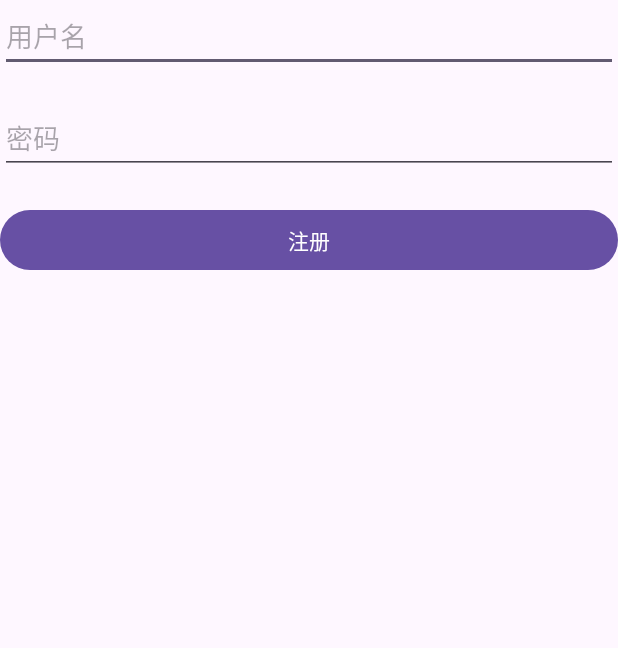
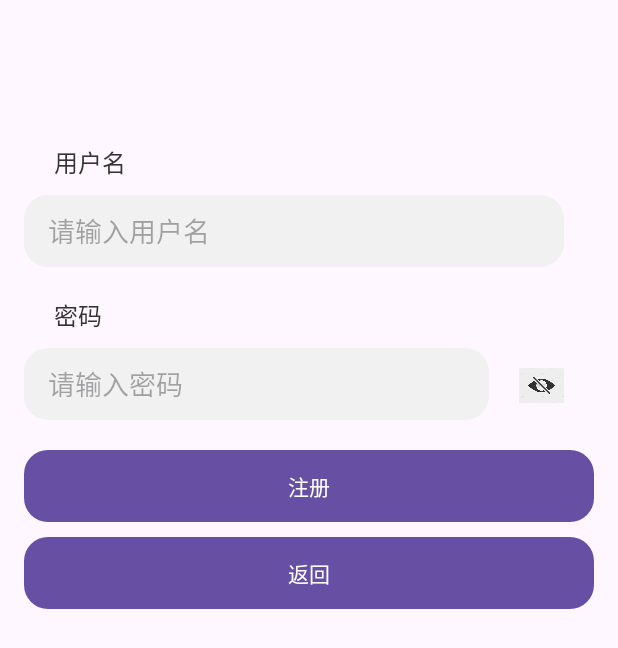
Before and after one commit to qiutf1/an-android-app-project, an Android app: the RegisterActivity screen opened directly, with no data from a screen before it, on a phone screen of 412 x 824 dp. Shown: the top 648 px of the screen. Run offline under Robolectric (Android 15) with nearby library versions, the phone set to English and light mode, and no system bars.

Commit message:
优化了注册界面，加了返回的按钮

```diff
--- a/app/src/main/java/com/example/myapp4/RegisterActivity.java
+++ b/app/src/main/java/com/example/myapp4/RegisterActivity.java
@@ -1,6 +1,7 @@
 package com.example.myapp4;
 
 import android.content.ContentValues;
+import android.content.Intent;
 import android.database.sqlite.SQLiteDatabase;
 import android.os.Bundle;
 import android.view.View;
@@ -13,7 +14,7 @@ import androidx.appcompat.app.AppCompatActivity;
 public class RegisterActivity extends AppCompatActivity {
 
     private EditText usernameEditText, passwordEditText;
-    private Button registerButton;
+    private Button registerButton, backButton;
     private DatabaseHelper dbHelper;
 
     @Override
@@ -25,6 +26,7 @@ public class RegisterActivity extends AppCompatActivity {
         usernameEditText = findViewById(R.id.usernameEditText);
         passwordEditText = findViewById(R.id.passwordEditText);
         registerButton = findViewById(R.id.registerButton);
+        backButton = findViewById(R.id.backButton);
 
         // 初始化数据库助手
         dbHelper = new DatabaseHelper(this);
@@ -53,5 +55,12 @@ public class RegisterActivity extends AppCompatActivity {
                 }
             }
         });
+
+        // 返回按钮点击事件
+        backButton.setOnClickListener(v -> {
+            Intent intent = new Intent(RegisterActivity.this, LoginActivity.class);
+            startActivity(intent);
+            finish(); // 结束当前活动
+        });
     }
 }
--- a/app/src/main/res/layout/activity_register.xml
+++ b/app/src/main/res/layout/activity_register.xml
@@ -4,35 +4,104 @@
     xmlns:tools="http://schemas.android.com/tools"
     android:layout_width="match_parent"
     android:layout_height="match_parent"
+    android:padding="16dp"
     tools:context=".RegisterActivity">
 
+    <!-- 用户名标签 -->
+    <TextView
+        android:id="@+id/usernameLabel"
+        android:layout_width="wrap_content"
+        android:layout_height="wrap_content"
+        android:text="用户名"
+        android:textSize="16sp"
+        android:textColor="#333333"
+        app:layout_constraintTop_toTopOf="parent"
+        app:layout_constraintStart_toStartOf="parent"
+        android:layout_marginTop="80dp"
+        android:layout_marginStart="20dp" />
+
+    <!-- 用户名输入框 -->
     <EditText
         android:id="@+id/usernameEditText"
         android:layout_width="0dp"
+        android:layout_height="48dp"
+        android:hint="请输入用户名"
+        android:textColor="#333333"
+        android:background="@drawable/edit_text_background"
+        android:paddingStart="16dp"
+        android:paddingEnd="16dp"
+        app:layout_constraintTop_toBottomOf="@id/usernameLabel"
+        app:layout_constraintStart_toStartOf="parent"
+        app:layout_constraintEnd_toEndOf="parent"
+        android:layout_marginTop="10dp"
+        android:layout_marginEnd="20dp" />
+
+    <!-- 密码标签 -->
+    <TextView
+        android:id="@+id/passwordLabel"
+        android:layout_width="wrap_content"
         android:layout_height="wrap_content"
-        android:hint="用户名"
-        app:layout_constraintTop_toTopOf="parent"
+        android:text="密码"
+        android:textSize="16sp"
+        android:textColor="#333333"
+        app:layout_constraintTop_toBottomOf="@id/usernameEditText"
         app:layout_constraintStart_toStartOf="parent"
-        app:layout_constraintEnd_toEndOf="parent" />
+        android:layout_marginTop="20dp"
+        android:layout_marginStart="20dp" />
 
+    <!-- 密码输入框 -->
     <EditText
         android:id="@+id/passwordEditText"
         android:layout_width="0dp"
-        android:layout_height="wrap_content"
-        android:hint="密码"
-        android:layout_marginTop="20dp"
-        app:layout_constraintTop_toBottomOf="@id/usernameEditText"
+        android:layout_height="48dp"
+        android:hint="请输入密码"
+        android:inputType="textPassword"
+        android:textColor="#333333"
+        android:background="@drawable/edit_text_background"
+        android:paddingStart="16dp"
+        android:paddingEnd="16dp"
+        app:layout_constraintTop_toBottomOf="@id/passwordLabel"
         app:layout_constraintStart_toStartOf="parent"
-        app:layout_constraintEnd_toEndOf="parent" />
+        app:layout_constraintEnd_toStartOf="@id/eyeImageView"
+        android:layout_marginTop="10dp"
+        android:layout_marginEnd="20dp" />
 
+    <!-- 眼睛图标 -->
+    <ImageView
+        android:id="@+id/eyeImageView"
+        android:layout_width="30dp"
+        android:layout_height="30dp"
+        android:src="@drawable/ic_eye_closed"
+        android:contentDescription="眼睛图标"
+        app:layout_constraintTop_toTopOf="@id/passwordEditText"
+        app:layout_constraintEnd_toEndOf="parent"
+        android:layout_marginTop="10dp"
+        android:layout_marginEnd="20dp" />
+
+    <!-- 注册按钮 -->
     <Button
         android:id="@+id/registerButton"
         android:layout_width="0dp"
-        android:layout_height="wrap_content"
+        android:layout_height="48dp"
         android:text="注册"
-        android:layout_marginTop="20dp"
+        android:textColor="#FFFFFF"
+        android:background="@drawable/btn_round_green"
         app:layout_constraintTop_toBottomOf="@id/passwordEditText"
         app:layout_constraintStart_toStartOf="parent"
-        app:layout_constraintEnd_toEndOf="parent" />
+        app:layout_constraintEnd_toEndOf="parent"
+        android:layout_marginTop="20dp" />
+
+    <!-- 返回按钮 -->
+    <Button
+        android:id="@+id/backButton"
+        android:layout_width="0dp"
+        android:layout_height="48dp"
+        android:text="返回"
+        android:textColor="#FFFFFF"
+        android:background="@drawable/btn_round_blue"
+        app:layout_constraintTop_toBottomOf="@id/registerButton"
+        app:layout_constraintStart_toStartOf="parent"
+        app:layout_constraintEnd_toEndOf="parent"
+        android:layout_marginTop="10dp" />
 
 </androidx.constraintlayout.widget.ConstraintLayout>
```
